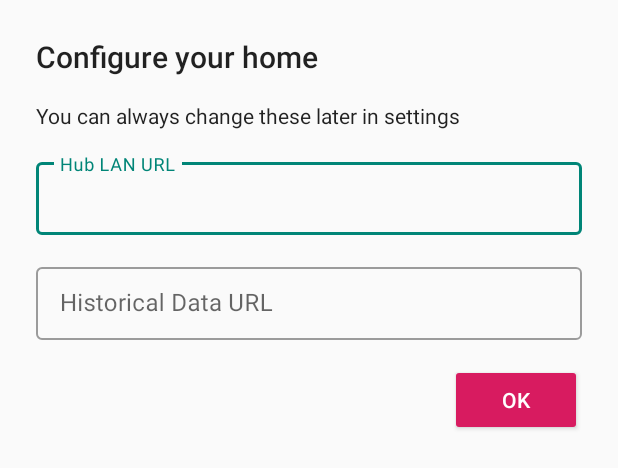
After one commit to rojer/myhome, an Android app: the layout dialog_url_input.xml on its own in the app's theme, with its tools: preview values and no code run, on a phone screen of 412 x 824 dp. The commit adds this screen. Shown: the top 468 px of the screen. Run offline under Robolectric (Android 15) with nearby library versions, the phone set to English and light mode, and no system bars; Roboto replaces fonts that are not available here.

Commit message:
Request Hub URL on first app opening (#2)
* When the app is first opened (or the URLs are not set) show a dialog to ask for user input
* Installation note: when upgrading from previous builds of the app, I recommend clearing application data
* This commit fixes #2

Signed-off-by: Timothy Langer <zeevox.dev@gmail.com>

```diff
--- a/app/app/src/main/AndroidManifest.xml
+++ b/app/app/src/main/AndroidManifest.xml
@@ -29,6 +29,7 @@
                 <category android:name="android.intent.category.LAUNCHER" />
             </intent-filter>
         </activity>
+        <activity android:name=".ui.SetupActivity" android:theme="@style/AppTheme.NoActionBar.Translucent"/>
     </application>
 
 </manifest>
--- a/app/app/src/main/java/net/zeevox/myhome/WebSocketUtils.java
+++ b/app/app/src/main/java/net/zeevox/myhome/WebSocketUtils.java
@@ -14,6 +14,7 @@ public class WebSocketUtils {
     private WebSocket webSocket;
 
     public void connectWebSocket(String url, WebSocketListener webSocketListener) {
+        if (url == null) return;
         Request request = new Request.Builder().url(url).build();
         OkHttpClient okHttpClient = new OkHttpClient.Builder()
                 .connectTimeout(1000, TimeUnit.MILLISECONDS).build();
--- a/app/app/src/main/java/net/zeevox/myhome/ui/GraphFragment.java
+++ b/app/app/src/main/java/net/zeevox/myhome/ui/GraphFragment.java
@@ -192,7 +192,7 @@ public class GraphFragment extends Fragment {
         long timeFrom = launchSecond - 86400 * (daysBack + 1);
         long timeTo = launchSecond - 86400 * daysBack;
         SharedPreferences preferences = PreferenceManager.getDefaultSharedPreferences(getContext());
-        webSocketUtils.connectWebSocket(preferences.getString(SettingsFragment.DATA_URL, "wss://rojer.me/ss/rpc"), new WebSocketListener() {
+        webSocketUtils.connectWebSocket(preferences.getString(SettingsFragment.DATA_URL, null), new WebSocketListener() {
             @Override
             public void onOpen(WebSocket webSocket, Response response) {
                 super.onOpen(webSocket, response);
--- /dev/null
+++ b/app/app/src/main/res/layout/dialog_url_input.xml
@@ -0,0 +1,65 @@
+<?xml version="1.0" encoding="utf-8"?>
+<RelativeLayout xmlns:android="http://schemas.android.com/apk/res/android"
+    android:layout_width="match_parent"
+    android:layout_height="match_parent"
+    android:padding="24dp">
+
+    <TextView
+        android:id="@+id/dialog_url_input_title"
+        style="@style/TextAppearance.AppCompat.Light.SearchResult.Title"
+        android:layout_width="wrap_content"
+        android:layout_height="wrap_content"
+        android:text="@string/dialog_setup_title" />
+
+    <TextView
+        android:id="@+id/dialog_url_input_desc"
+        android:layout_marginTop="16dp"
+        style="@style/TextAppearance.MaterialComponents.Chip"
+        android:layout_width="match_parent"
+        android:layout_height="wrap_content"
+        android:layout_below="@id/dialog_url_input_title"
+        android:text="@string/dialog_setup_desc" />
+
+    <android.support.design.widget.TextInputLayout
+        android:id="@+id/text_input_hub_url"
+        style="@style/Widget.MaterialComponents.TextInputLayout.OutlinedBox.Dense"
+        android:layout_width="match_parent"
+        android:layout_height="wrap_content"
+        android:layout_below="@id/dialog_url_input_desc"
+        android:layout_marginTop="16dp"
+        android:hint="@string/dialog_hint_hub_url">
+
+        <android.support.design.widget.TextInputEditText
+            android:id="@+id/text_edit_hub_url"
+            android:layout_width="match_parent"
+            android:layout_height="wrap_content"
+            android:inputType="textUri" />
+    </android.support.design.widget.TextInputLayout>
+
+    <android.support.design.widget.TextInputLayout
+        android:id="@+id/text_input_data_url"
+        style="@style/Widget.MaterialComponents.TextInputLayout.OutlinedBox.Dense"
+        android:layout_width="match_parent"
+        android:layout_height="wrap_content"
+        android:layout_below="@id/text_input_hub_url"
+        android:layout_marginTop="16dp"
+        android:hint="@string/dialog_hint_data_url">
+
+        <android.support.design.widget.TextInputEditText
+            android:id="@+id/text_edit_data_url"
+            android:layout_width="match_parent"
+            android:layout_height="wrap_content"
+            android:inputType="textUri" />
+    </android.support.design.widget.TextInputLayout>
+
+    <Button
+        android:id="@+id/dialog_button_ok"
+        style="@style/Widget.AppCompat.Button.Colored"
+        android:layout_width="wrap_content"
+        android:layout_height="wrap_content"
+        android:layout_below="@id/text_input_data_url"
+        android:layout_alignParentEnd="true"
+        android:layout_alignParentRight="true"
+        android:layout_marginTop="16dp"
+        android:text="@android:string/ok" />
+</RelativeLayout>
--- a/app/app/src/main/res/values/strings.xml
+++ b/app/app/src/main/res/values/strings.xml
@@ -67,4 +67,8 @@
 
     <string name="units_celsius">°C</string>
     <string name="units_fahrenheit">°F</string>
+    <string name="dialog_setup_title">Configure your home</string>
+    <string name="dialog_hint_hub_url">Hub LAN URL</string>
+    <string name="dialog_hint_data_url">Historical Data URL</string>
+    <string name="dialog_setup_desc">You can always change these later in settings</string>
 </resources>
--- a/app/app/src/main/res/values/styles.xml
+++ b/app/app/src/main/res/values/styles.xml
@@ -13,6 +13,14 @@
         <item name="windowNoTitle">true</item>
     </style>
 
+    <style name="AppTheme.NoActionBar.Translucent">
+        <item name="android:windowNoTitle">true</item>
+        <item name="android:windowBackground">@android:color/transparent</item>
+        <item name="android:colorBackgroundCacheHint">@null</item>
+        <item name="android:windowIsTranslucent">true</item>
+        <item name="android:windowAnimationStyle">@android:style/Animation</item>
+    </style>
+
     <style name="AppTheme.AppBarOverlay" parent="ThemeOverlay.AppCompat.Dark.ActionBar" />
 
     <style name="AppTheme.PopupOverlay" parent="ThemeOverlay.AppCompat.Light" />
--- a/app/app/src/main/res/xml/preferences.xml
+++ b/app/app/src/main/res/xml/preferences.xml
@@ -5,11 +5,9 @@
             android:enabled="false"
             android:title="@string/prefs_title_use_websocket" />
         <EditTextPreference
-            android:defaultValue="ws://192.168.1.10/rpc"
             android:key="hub_url"
             android:title="@string/prefs_title_hub_url" />
         <EditTextPreference
-            android:defaultValue="wss://rojer.me/ss/rpc"
             android:key="data_url"
             android:title="@string/prefs_title_data_url" />
     </PreferenceCategory>
```
Also changed, not shown: app/app/src/main/java/net/zeevox/myhome/ui/MainActivity.java (+9 -3 lines), app/app/src/main/java/net/zeevox/myhome/ui/SetupActivity.java (added, +93 -0 lines).
